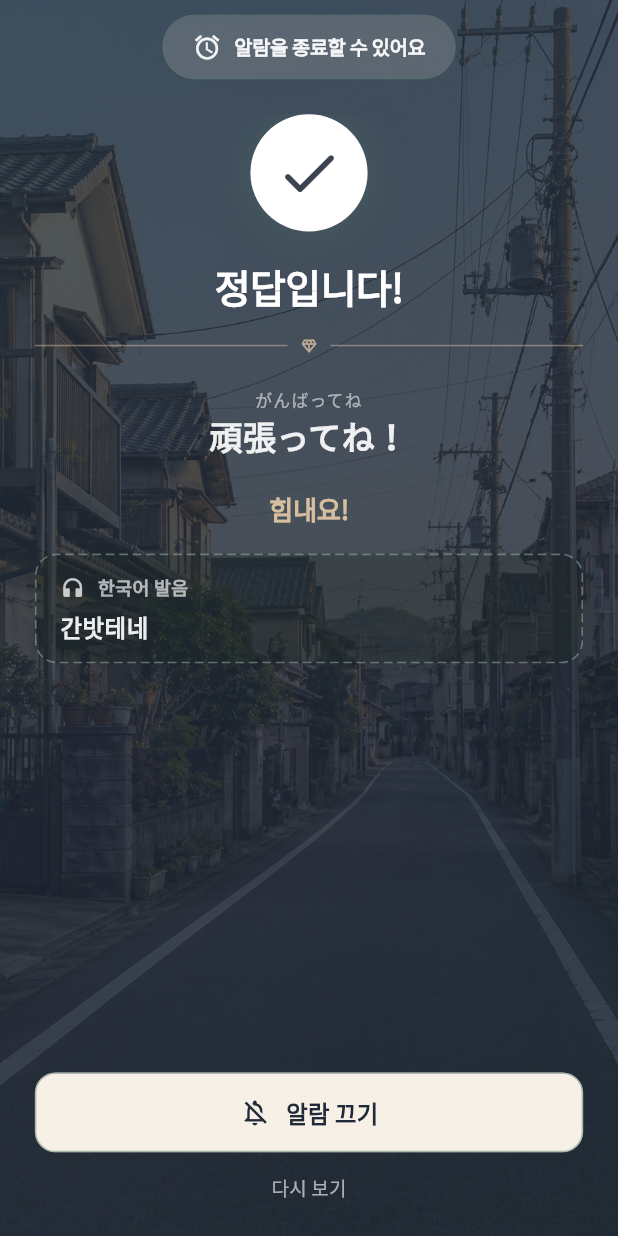
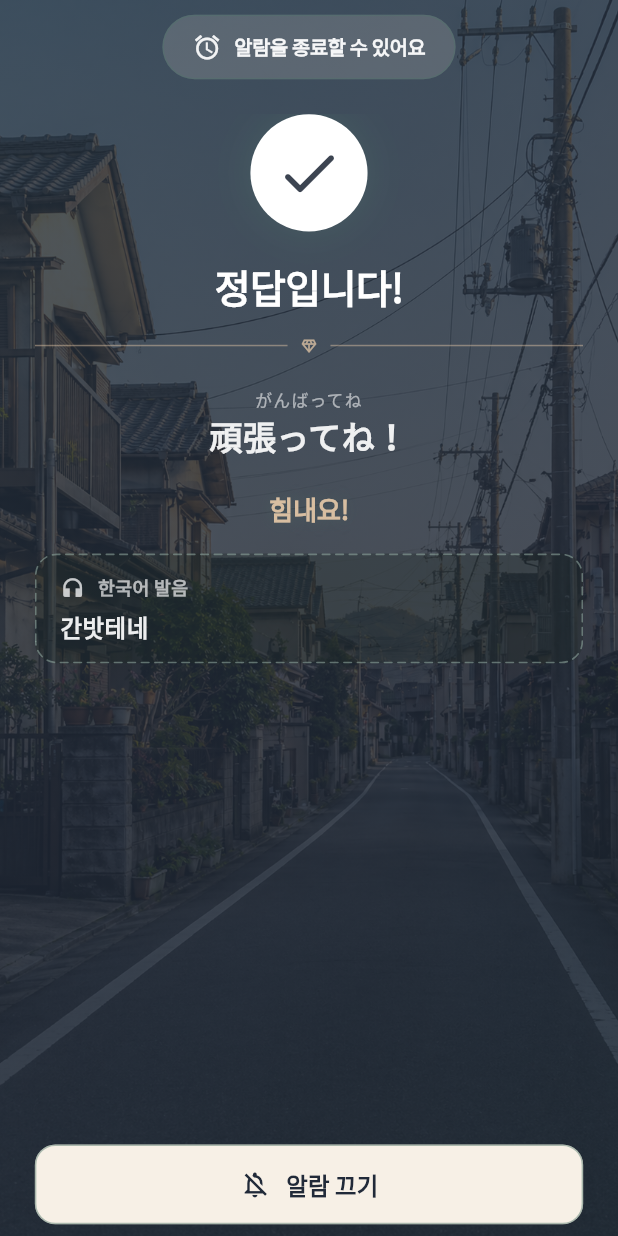
Before and after one commit to kim1bon/wake_nihongo, a Flutter app: the AlarmQuizSuccessScreen screen opened directly with empty values, on a phone screen of 412 x 824 dp. Run offline on Flutter 3.47's test engine with Material 3 defaults, Android fonts, the light colour scheme and no system bars; our stand-ins replace audioplayers, cloud_firestore, csv, firebase_auth, firebase_core, flutter_local_notifications and 7 more; missing offline and left inert: audio_session; accounts and stored records are empty; network calls fail.

Commit message:
Common
문제 오답 시 오답에 대한 내용이 나오도록
알람 반복기능을 활성/비활성화로 만들기
끝나는 화면 수정
와이파이 환경 아닐때 문구 수정
알람 설정 화면 분기 iOS / AOS

```diff
--- a/lib/features/alarm/presentation/alarm_list_screen.dart
+++ b/lib/features/alarm/presentation/alarm_list_screen.dart
@@ -135,7 +135,7 @@ class _AlarmTile extends StatelessWidget {
     ).formatTimeOfDay(time, alwaysUse24HourFormat: false);
     final days = alarm.weekdays.toList()..sort();
     final dayLabel = days.isEmpty
-        ? '없음'
+        ? '1회'
         : AlarmWeekdays.isEveryDay(alarm.weekdays)
             ? '매일'
             : days.map((d) => _weekdayShort[d]).join(', ');
--- a/lib/features/alarm/presentation/alarm_quiz_success_screen.dart
+++ b/lib/features/alarm/presentation/alarm_quiz_success_screen.dart
@@ -55,13 +55,11 @@ class AlarmQuizSuccessScreen extends StatefulWidget {
   const AlarmQuizSuccessScreen({
     super.key,
     required this.onStopAlarm,
-    this.onViewAgain,
     this.backgroundAssetPath = 'assets/images/Tx_Background.png',
     this.messages,
   });
 
   final VoidCallback onStopAlarm;
-  final VoidCallback? onViewAgain;
 
   final String backgroundAssetPath;
   final List<CheerMessage>? messages;
@@ -163,20 +161,6 @@ class _AlarmQuizSuccessScreenState extends State<AlarmQuizSuccessScreen>
     await Future<void>.delayed(const Duration(milliseconds: 300));
     if (!mounted) return;
     await _cheerController.forward();
-  }
-
-  Future<void> _replayAnimations() async {
-    _buttonDelayTimer?.cancel();
-    _message = _pickRandomCheer(_random, _messages);
-    setState(() {});
-
-    _checkController.reset();
-    _titleController.reset();
-    _cheerController.reset();
-    _buttonController.reset();
-
-    widget.onViewAgain?.call();
-    await _runIntroAnimations();
   }
 
   @override
@@ -431,21 +415,14 @@ class _AlarmQuizSuccessScreenState extends State<AlarmQuizSuccessScreen>
     );
   }
 
-  /// 하단 고정 느낌: 알람 끄기 + 다시 보기
+  /// 하단 고정: 알람 끄기
   Widget _buildBottomButtonArea(bool isCompactDevice) {
-    // A/B 미세 튜닝: 0.0(기존) / 0.5(B안)로 텍스트 크기를 조절합니다.
     const textStepSp = 0.5;
     final primaryFontSize = context.sp(isCompactDevice ? 15.5 : 16.5) -
         context.sp(textStepSp);
-    final secondaryFontSize = context.sp(isCompactDevice ? 12.5 : 13.5) -
-        context.sp(textStepSp);
     return FadeTransition(
       opacity: _buttonFade,
-      child: Column(
-        mainAxisSize: MainAxisSize.min,
-        crossAxisAlignment: CrossAxisAlignment.stretch,
-        children: [
-          FilledButton(
+      child: FilledButton(
         onPressed: widget.onStopAlarm,
         style: FilledButton.styleFrom(
           backgroundColor: AppPalette.beigeSoft,
@@ -479,19 +456,6 @@ class _AlarmQuizSuccessScreenState extends State<AlarmQuizSuccessScreen>
             ),
           ],
         ),
-          ),
-          TextButton(
-            onPressed: _replayAnimations,
-            child: Text(
-              '다시 보기',
-              style: TextStyle(
-                color: Colors.white.withValues(alpha: 0.62),
-                fontSize: secondaryFontSize,
-                letterSpacing: 0.15,
-              ),
-            ),
-          ),
-        ],
       ),
     );
   }
--- a/lib/features/quiz/domain/quiz_challenge_question.dart
+++ b/lib/features/quiz/domain/quiz_challenge_question.dart
@@ -9,11 +9,13 @@ class QuizChallengeQuestion {
     required this.choices,
     required this.wrongPickQuotes,
     required this.choiceKorPronunciations,
+    required this.choiceKorMeanings,
     required this.correctChoiceIndex,
     required this.category,
     required this.type,
   })  : assert(choices.length == wrongPickQuotes.length),
         assert(choices.length == choiceKorPronunciations.length),
+        assert(choices.length == choiceKorMeanings.length),
         assert(correctChoiceIndex >= 0 && correctChoiceIndex < choices.length);
 
   final QuizPromptMode mode;
@@ -32,6 +34,9 @@ class QuizChallengeQuestion {
   /// 한→일 모드에서만 사용. 선택지 아래 작은 글씨(한국어 발음). `null`이면 미표시.
   final List<String?> choiceKorPronunciations;
 
+  /// 한→일 모드에서만 사용. 오답 안내용 한국어 뜻(`kor`). 일→한은 `null`.
+  final List<String?> choiceKorMeanings;
+
   final int correctChoiceIndex;
   final String category;
   final String type;
--- a/lib/features/quiz/domain/quiz_generator.dart
+++ b/lib/features/quiz/domain/quiz_generator.dart
@@ -183,6 +183,7 @@ class QuizGenerator {
 
     final wrongPickQuotes = <String>[];
     final choiceKorPronunciations = <String?>[];
+    final choiceKorMeanings = <String?>[];
 
     for (final label in allLabels) {
       final entry = pickEntryForLabel(
@@ -196,10 +197,13 @@ class QuizGenerator {
       switch (mode) {
         case QuizPromptMode.jpToKor:
           choiceKorPronunciations.add(null);
+          choiceKorMeanings.add(null);
           break;
         case QuizPromptMode.korToJp:
           final p = entry.korPronunciation.trim();
           choiceKorPronunciations.add(p.isEmpty ? null : p);
+          final k = entry.kor.trim();
+          choiceKorMeanings.add(k.isEmpty ? null : k);
           break;
       }
     }
@@ -228,6 +232,7 @@ class QuizGenerator {
       choices: allLabels,
       wrongPickQuotes: wrongPickQuotes,
       choiceKorPronunciations: choiceKorPronunciations,
+      choiceKorMeanings: choiceKorMeanings,
       correctChoiceIndex: correctIndex,
       category: correctEntry.category.trim(),
       type: type,
```
Also changed, not shown: lib/features/alarm/presentation/add_alarm_screen.dart (+40 -3 lines), lib/features/quiz/presentation/quiz_challenge_body.dart (+25 -5 lines), lib/features/quiz/presentation/remote_quiz_version_display_messages.dart (added, +20 -0 lines), lib/features/settings/presentation/settings_screen.dart (+8 -4 lines), 1 other file. Lines whose indentation alone changed are shown as unchanged.
